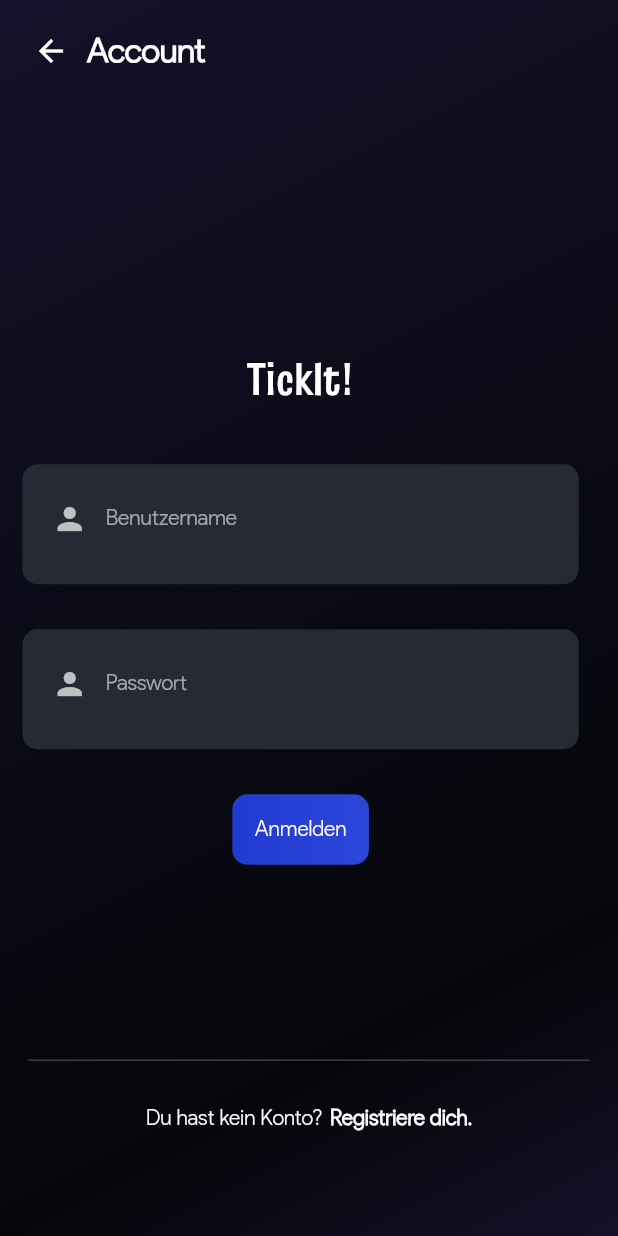
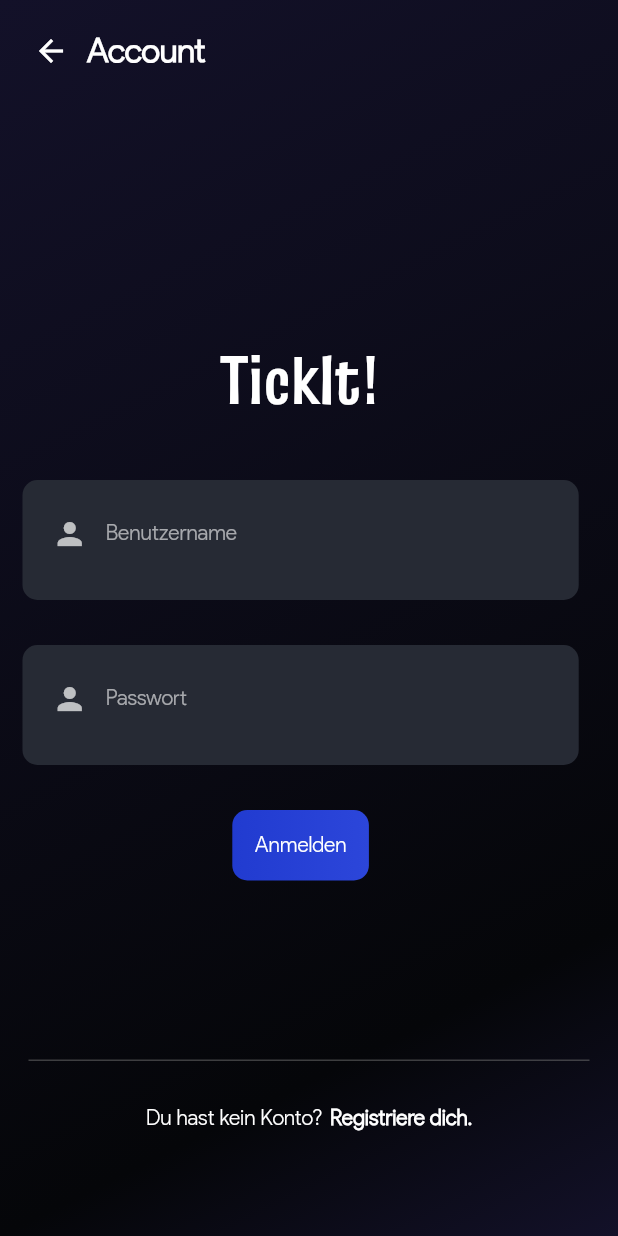
Before and after one commit to badbryany/todoapp, a Flutter app: the LoginPage screen opened directly with empty values, on a phone screen of 412 x 824 dp. Run offline on Flutter 3.47's test engine with Material 2 defaults, Android fonts, the phone set to English and light mode, and no system bars; our stand-ins replace flutter_local_notifications, flutter_svg, shared_preferences, sqflite; accounts and stored records are empty.

Commit message:
bigger heading

```diff
--- a/lib/screens/loginpage.dart
+++ b/lib/screens/loginpage.dart
@@ -61,7 +61,7 @@ class LoginPage extends StatelessWidget {
                     'TickIt!',
                     style: TextStyle(
                       fontFamily: 'Truculenta',
-                      fontSize: 30,
+                      fontSize: 45,
                       fontWeight: FontWeight.bold
                     )
                   ),
```
